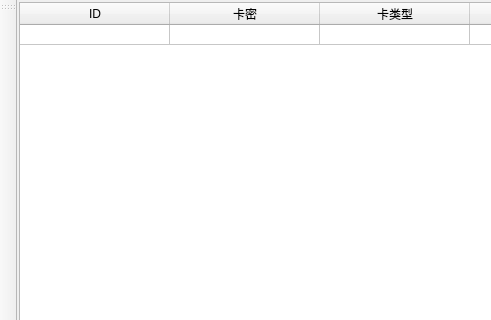
Before: the Qt Designer form ui/wnd_server.ui in decenfrontier/PyNetAuth, drawn with Qt 5; both pictures show x 0 to 491 and y 0 to 320 of the 1097 by 633 pixel window.
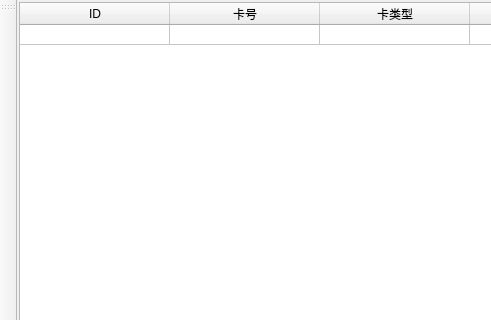
After: the same form once the commit is applied.

```diff
--- a/ui/wnd_server.ui
+++ b/ui/wnd_server.ui
@@ -763,7 +763,7 @@
             </column>
             <column>
              <property name="text">
-              <string>卡密</string>
+              <string>卡号</string>
              </property>
             </column>
             <column>
```
